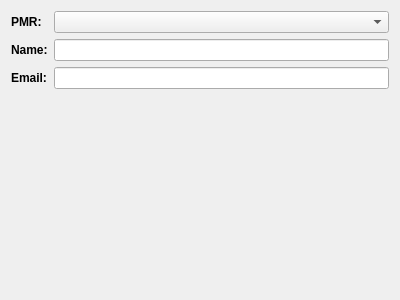
This is src/plugins/support/PMRSupport/src/pmrsupportpreferenceswidget.ui in opencor/opencor as Qt 5 draws it before an edit. The edited form follows.
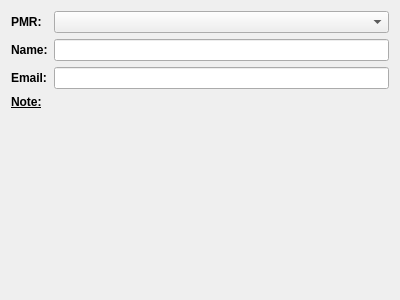
This is the edited form.

Commit message: PMR Workspaces window: added the 'teaching' instance to the list of PMR instances (#1218).

Diff of the .ui file:
```diff
--- a/src/plugins/support/PMRSupport/src/pmrsupportpreferenceswidget.ui
+++ b/src/plugins/support/PMRSupport/src/pmrsupportpreferenceswidget.ui
@@ -10,7 +10,7 @@
     <height>300</height>
    </rect>
   </property>
-  <layout class="QVBoxLayout" name="layout">
+  <layout class="QVBoxLayout" name="layout" stretch="0,1">
    <item>
     <layout class="QFormLayout" name="formLayout">
      <property name="fieldGrowthPolicy">
@@ -73,6 +73,40 @@
      </item>
     </layout>
    </item>
+   <item>
+    <layout class="QFormLayout" name="noteFormLayout">
+     <property name="formAlignment">
+      <set>Qt::AlignLeading|Qt::AlignLeft|Qt::AlignTop</set>
+     </property>
+     <item row="0" column="0">
+      <widget class="QLabel" name="noteLabel">
+       <property name="font">
+        <font>
+         <weight>75</weight>
+         <bold>true</bold>
+         <underline>true</underline>
+        </font>
+       </property>
+       <property name="text">
+        <string>Note:</string>
+       </property>
+       <property name="alignment">
+        <set>Qt::AlignLeading|Qt::AlignLeft|Qt::AlignTop</set>
+       </property>
+      </widget>
+     </item>
+     <item row="0" column="1">
+      <widget class="QLabel" name="noteValue">
+       <property name="alignment">
+        <set>Qt::AlignLeading|Qt::AlignLeft|Qt::AlignTop</set>
+       </property>
+       <property name="wordWrap">
+        <bool>true</bool>
+       </property>
+      </widget>
+     </item>
+    </layout>
+   </item>
   </layout>
  </widget>
  <resources/>
```
The commit also changes 3 other files.
